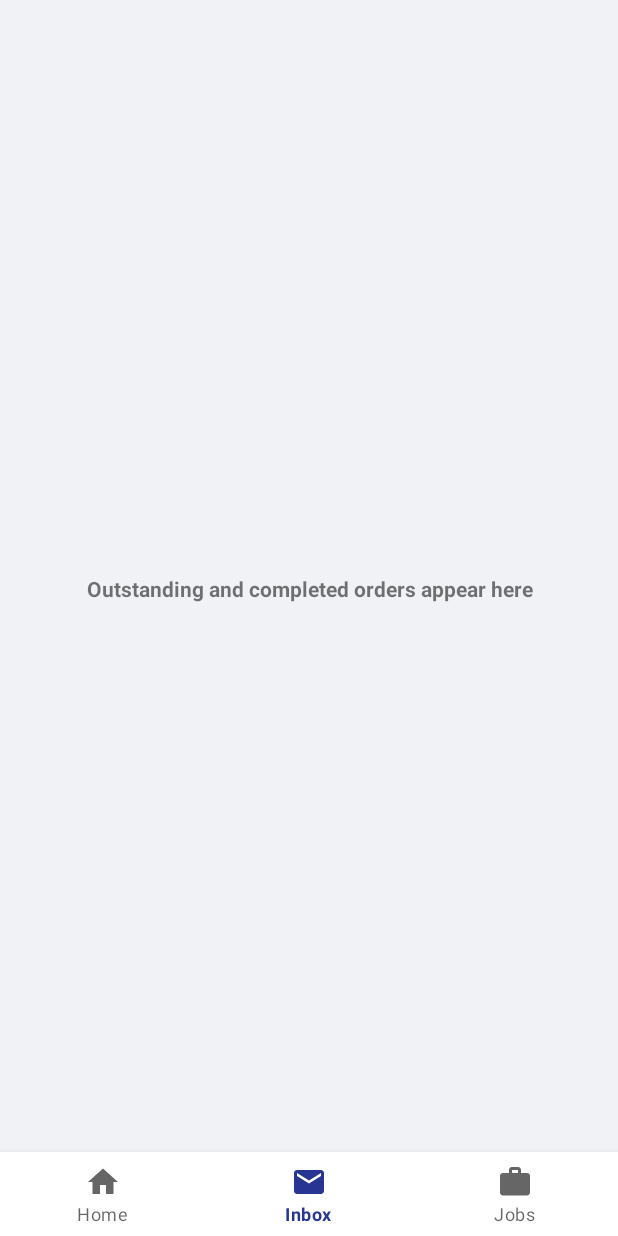
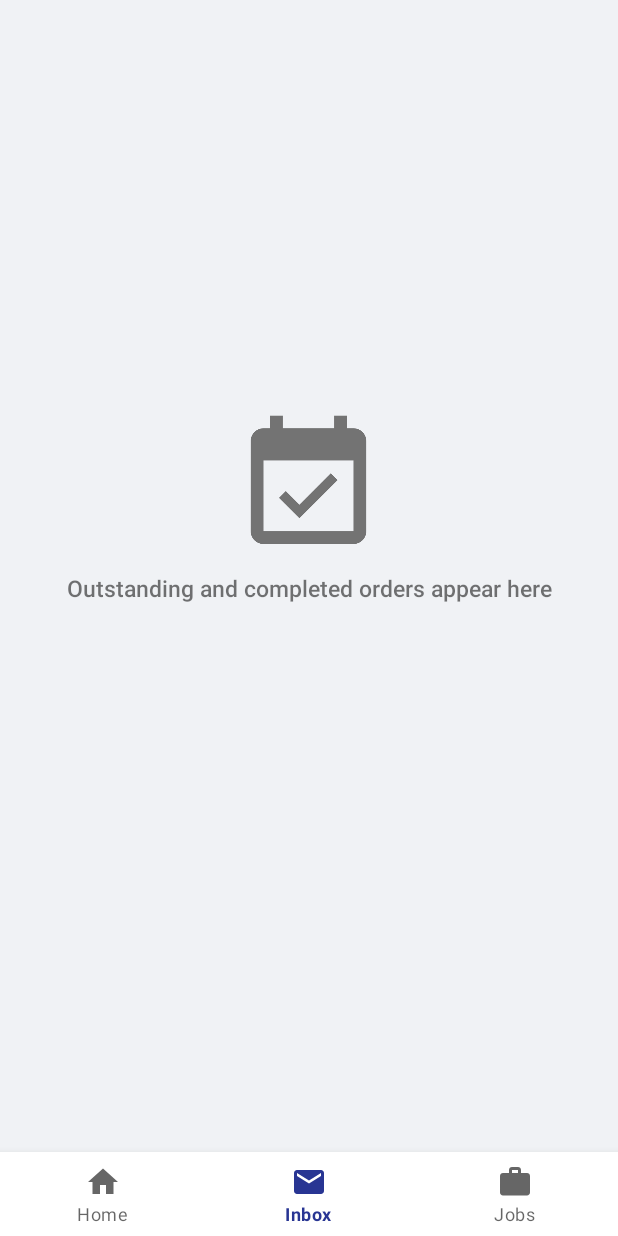
Before and after one commit to dubeyaayush07/blue_pencil, an Android app: the screen it shows after launch (MainActivity), item 2 of the bottom bar chosen, on a phone screen of 412 x 824 dp. Run offline under Robolectric (Android 15) with nearby library versions, the phone set to English and light mode, and no system bars; our stand-ins replace Firebase (no records; nobody signed in at launch, a user with empty details on screens opened directly), data binding, navigation-ui; libraries missing offline, so code that uses them is left out: com.firebase.ui; 3 statements that could not run were skipped.

Commit message:
Merge branch 'master' of https://github.com/dubeyaayush07/blue_pencil into UI
# Conflicts:
#	app/src/main/java/com/example/bluepencil/ui/HomeFragment.kt

```diff
--- a/app/src/main/java/xyz/bluepencil/bluepencil/ui/InboxFragment.kt
+++ b/app/src/main/java/xyz/bluepencil/bluepencil/ui/InboxFragment.kt
@@ -71,6 +71,7 @@ class InboxFragment : Fragment() {
                 adapter.data = result.toObjects(Order::class.java)
                 if (adapter.itemCount == 0) {
                     binding.emptyTxt.visibility = View.VISIBLE
+                    binding.imageView7.visibility = View.VISIBLE
                 }
             }
             .addOnFailureListener { exception ->
--- a/app/src/main/java/xyz/bluepencil/bluepencil/ui/JobFragment.kt
+++ b/app/src/main/java/xyz/bluepencil/bluepencil/ui/JobFragment.kt
@@ -80,6 +80,7 @@ class JobFragment : Fragment() {
                 adapter.data = result.toObjects(Order::class.java)
                 if (adapter.itemCount == 0) {
                     binding.contactTxt.visibility = View.VISIBLE
+                    binding.imageView9.visibility = View.VISIBLE
                 }
             }
             .addOnFailureListener { exception ->
--- a/app/src/main/res/layout/fragment_graphic_order.xml
+++ b/app/src/main/res/layout/fragment_graphic_order.xml
@@ -43,7 +43,7 @@
             android:layout_marginHorizontal="16dp"
             android:layout_marginTop="16dp"
             style="@style/Widget.MaterialComponents.TextInputLayout.OutlinedBox.Dense"
-            android:hint="Paste link of resources here">
+            android:hint="Paste drive link of extra resources here">
 
             <com.google.android.material.textfield.TextInputEditText
                 android:layout_width="match_parent"
--- a/app/src/main/res/layout/fragment_inbox.xml
+++ b/app/src/main/res/layout/fragment_inbox.xml
@@ -10,18 +10,32 @@
         tools:context=".ui.InboxFragment">
 
         <com.google.android.material.textview.MaterialTextView
+            android:id="@+id/empty_txt"
             android:layout_width="match_parent"
             android:layout_height="wrap_content"
+            android:fontFamily="sans-serif-light"
+            android:gravity="center"
             android:text="Outstanding and completed orders appear here"
-            android:gravity="center"
-            android:id="@+id/empty_txt"
-            android:visibility="gone"
-            android:textSize="14sp"
+            android:textSize="15sp"
             android:textStyle="bold"
+            android:visibility="visible"
             app:layout_constraintBottom_toBottomOf="parent"
             app:layout_constraintEnd_toEndOf="parent"
             app:layout_constraintStart_toStartOf="parent"
             app:layout_constraintTop_toTopOf="parent" />
+
+        <ImageView
+            android:id="@+id/imageView7"
+            android:layout_width="150dp"
+            android:layout_height="100dp"
+            android:visibility="visible"
+            app:layout_constraintBottom_toTopOf="@+id/empty_txt"
+            app:layout_constraintEnd_toEndOf="parent"
+            app:layout_constraintHorizontal_bias="0.498"
+            app:layout_constraintStart_toStartOf="parent"
+            app:layout_constraintTop_toTopOf="@+id/order_list"
+            app:layout_constraintVertical_bias="0.967"
+            app:srcCompat="@drawable/inbox11" />
 
         <androidx.recyclerview.widget.RecyclerView
             android:id="@+id/order_list"
@@ -30,8 +44,10 @@
             app:layoutManager="androidx.recyclerview.widget.LinearLayoutManager"
             app:layout_constraintBottom_toBottomOf="parent"
             app:layout_constraintEnd_toEndOf="parent"
+            app:layout_constraintHorizontal_bias="0.0"
             app:layout_constraintStart_toStartOf="parent"
-            app:layout_constraintTop_toTopOf="parent" />
+            app:layout_constraintTop_toTopOf="parent"
+            app:layout_constraintVertical_bias="1.0" />
 
     </androidx.constraintlayout.widget.ConstraintLayout>
 </layout>
```
Also changed, not shown: app/src/main/res/layout/fragment_job.xml (+17 -3 lines), app/src/main/res/drawable/inbox1.png (added), app/src/main/res/drawable/inbox11.png (added), app/src/main/res/drawable/inbox2.png (added), app/src/main/res/drawable/job11.png (added), app/src/main/res/drawable/jobfrag.png (added).
